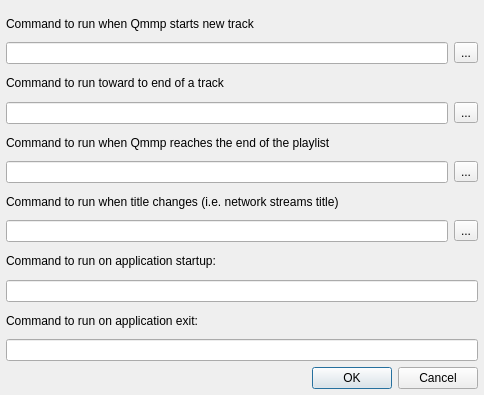
Above: src/plugins/General/trackchange/trackchangesettingsdialog.ui from RavilesX/x-AMP before the change. Below: the same form after it.
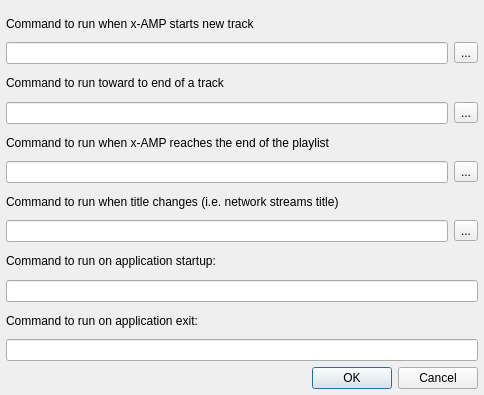
That is the form after the change.

Commit message: Rename to xamp: no user-visible string says qmmp

```diff
--- a/src/plugins/General/trackchange/trackchangesettingsdialog.ui
+++ b/src/plugins/General/trackchange/trackchangesettingsdialog.ui
@@ -26,7 +26,7 @@
    <item row="0" column="0">
     <widget class="QLabel" name="label">
      <property name="text">
-      <string>Command to run when Qmmp starts new track</string>
+      <string>Command to run when x-AMP starts new track</string>
      </property>
     </widget>
    </item>
@@ -60,7 +60,7 @@
    <item row="4" column="0" colspan="2">
     <widget class="QLabel" name="label_3">
      <property name="text">
-      <string>Command to run when Qmmp reaches the end of the playlist</string>
+      <string>Command to run when x-AMP reaches the end of the playlist</string>
      </property>
     </widget>
    </item>
```
The commit also changes 95 other files.
